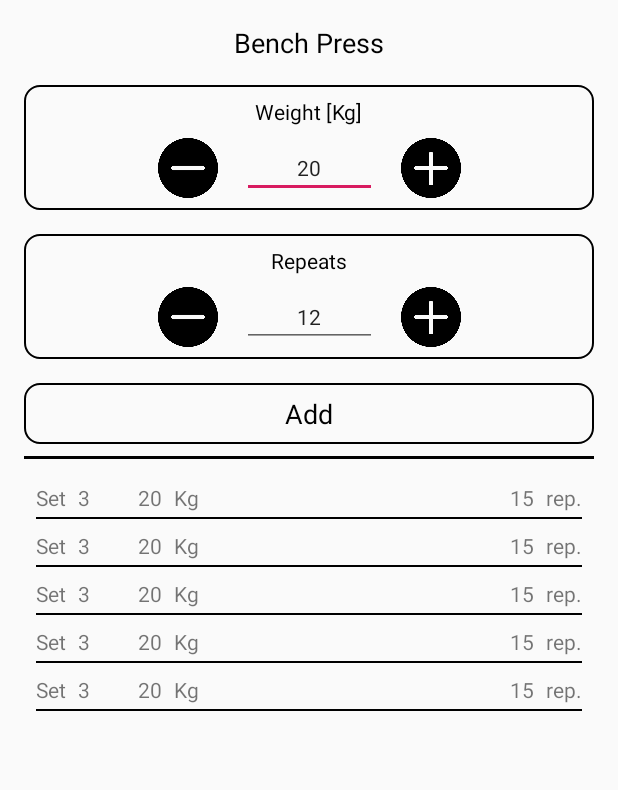
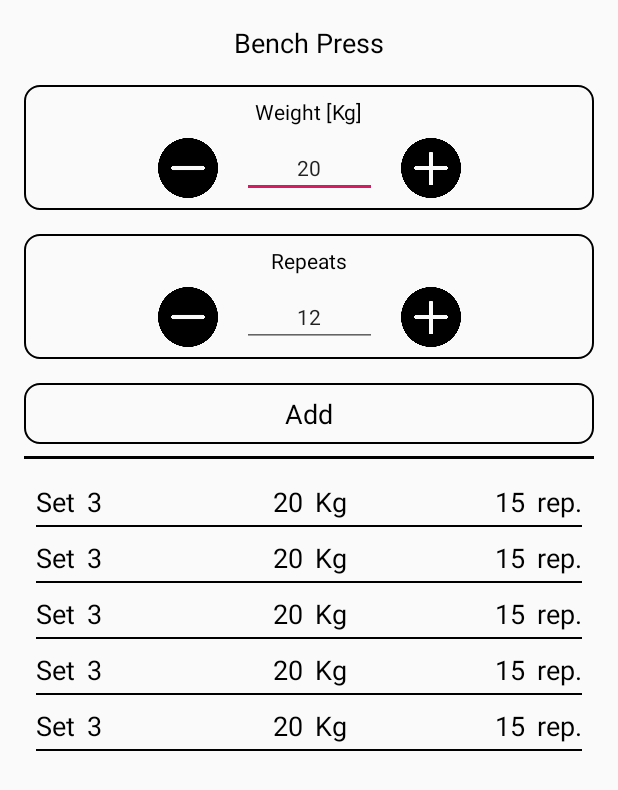
Before and after one commit to PsWang1991/Fitracker, an Android app: the layout fragment_workout_record.xml on its own in the app's theme, with its tools: preview values and no code run, on a phone screen of 412 x 824 dp. Shown: the top 790 px of the screen. Run offline under Robolectric (Android 15) with nearby library versions, the phone set to English and light mode, and no system bars.

Commit message:
Workout record (Plus and minus button, add button)
1. Implemented "update" and "delete" button.
2. Basic functions of workout record fragment were done.

```diff
--- a/app/src/main/res/layout/fragment_workout_record.xml
+++ b/app/src/main/res/layout/fragment_workout_record.xml
@@ -34,20 +34,22 @@
                 android:textSize="18sp"
                 android:textColor="@color/colorBlack"/>
         <TextView
+                android:id="@+id/btn_update_data"
                 android:layout_width="0dp"
                 android:layout_height="wrap_content"
-                android:id="@+id/btn_update_data" app:layout_constraintStart_toStartOf="parent"
+                app:layout_constraintStart_toStartOf="parent"
                 android:textSize="18sp" android:textColor="@color/colorBlack"
                 android:layout_marginTop="16dp" app:layout_constraintTop_toBottomOf="@+id/layout_repeats"
                 android:layout_marginStart="16dp" android:layout_marginEnd="8dp" android:text="@string/update"
                 android:paddingTop="8dp" android:paddingBottom="8dp" android:textAlignment="center"
                 android:background="@drawable/btn_text_border_black"
                 app:layout_constraintHorizontal_bias="0.0"
-                app:layout_constraintEnd_toStartOf="@+id/guideline_vertical" android:visibility="invisible"/>
+                app:layout_constraintEnd_toStartOf="@+id/guideline_vertical" android:visibility="invisible"
+                android:onClick="@{() -> viewModel.updateSelectedData()}"/>
         <TextView
+                android:id="@+id/btn_delete_data"
                 android:layout_width="0dp"
                 android:layout_height="wrap_content"
-                android:id="@+id/btn_delete_data"
                 android:textSize="18sp" android:textColor="@color/colorBlack"
                 android:text="@string/delete"
                 android:paddingTop="8dp" android:paddingBottom="8dp" android:textAlignment="center"
@@ -55,11 +57,13 @@
                 android:layout_marginStart="8dp" app:layout_constraintStart_toStartOf="@+id/guideline_vertical"
                 android:layout_marginEnd="16dp" app:layout_constraintEnd_toEndOf="parent"
                 app:layout_constraintTop_toTopOf="@+id/btn_update_data"
-                app:layout_constraintBottom_toBottomOf="@+id/btn_update_data" android:visibility="invisible"/>
+                app:layout_constraintBottom_toBottomOf="@+id/btn_update_data" android:visibility="invisible"
+                android:onClick="@{() -> viewModel.deleteSelectedData()}"/>
         <TextView
+                android:id="@+id/btn_add_data"
                 android:layout_width="0dp"
                 android:layout_height="wrap_content"
-                android:id="@+id/btn_add_data" app:layout_constraintStart_toStartOf="parent"
+                app:layout_constraintStart_toStartOf="parent"
                 app:layout_constraintEnd_toEndOf="parent"
                 android:textSize="18sp" android:textColor="@color/colorBlack"
                 android:layout_marginTop="16dp" app:layout_constraintTop_toBottomOf="@+id/layout_repeats"
--- a/app/src/main/res/layout/item_workout_record_sets.xml
+++ b/app/src/main/res/layout/item_workout_record_sets.xml
@@ -10,36 +10,50 @@
             android:layout_width="match_parent"
             android:layout_height="wrap_content">
 
+        <androidx.constraintlayout.widget.Guideline
+                android:id="@+id/guideline_vertical"
+                android:orientation="vertical"
+                android:layout_width="wrap_content"
+                android:layout_height="wrap_content"
+                app:layout_constraintGuide_percent="0.5"
+
+        />
         <TextView
                 android:text="@string/set"
                 android:layout_width="wrap_content"
                 android:layout_height="wrap_content"
                 android:id="@+id/title_set"
                 app:layout_constraintTop_toTopOf="parent" android:layout_marginTop="8dp"
-                app:layout_constraintStart_toStartOf="parent" android:layout_marginStart="24dp"/>
+                app:layout_constraintStart_toStartOf="parent" android:layout_marginStart="24dp"
+                android:textColor="@color/colorBlack" android:textSize="18sp"/>
         <TextView
                 android:layout_width="wrap_content"
                 android:layout_height="wrap_content"
                 android:id="@+id/num_set"
                 app:layout_constraintTop_toTopOf="@+id/title_set"
                 android:layout_marginStart="8dp" app:layout_constraintStart_toEndOf="@+id/title_set"
-                app:layout_constraintBottom_toBottomOf="@+id/title_set" tools:text="3"/>
+                app:layout_constraintBottom_toBottomOf="@+id/title_set" tools:text="3"
+                android:textColor="@color/colorBlack" android:textSize="18sp"/>
         <TextView
                 android:text="@{String.valueOf(set.liftWeight)}"
                 android:layout_width="wrap_content"
                 android:layout_height="wrap_content"
                 android:id="@+id/text_weight" tools:text="20"
-                app:layout_constraintTop_toTopOf="parent" android:layout_marginTop="8dp"
-                android:layout_marginStart="32dp" app:layout_constraintStart_toEndOf="@+id/num_set"/>
+                app:layout_constraintTop_toTopOf="@+id/title_set"
+                android:textColor="@color/colorBlack" android:layout_marginEnd="4dp"
+                app:layout_constraintEnd_toStartOf="@+id/guideline_vertical"
+                app:layout_constraintBottom_toBottomOf="@+id/title_set" android:textSize="18sp"/>
         <TextView
                 android:text="@string/kg"
                 android:layout_width="wrap_content"
                 android:layout_height="wrap_content"
                 android:id="@+id/unit_weight"
                 app:layout_constraintTop_toTopOf="@+id/text_weight"
-                android:layout_marginStart="8dp"
+                android:layout_marginStart="4dp"
                 app:layout_constraintBottom_toBottomOf="@+id/text_weight"
-                app:layout_constraintStart_toEndOf="@+id/text_weight"/>
+                android:textColor="@color/colorBlack"
+                app:layout_constraintVertical_bias="1.0"
+                app:layout_constraintStart_toStartOf="@+id/guideline_vertical" android:textSize="18sp"/>
         <TextView
                 android:text="@{String.valueOf(set.repeats)}"
                 android:layout_width="wrap_content"
@@ -47,7 +61,8 @@
                 android:id="@+id/text_rep" tools:text="15"
                 app:layout_constraintTop_toTopOf="@+id/text_weight"
                 android:layout_marginEnd="8dp" app:layout_constraintEnd_toStartOf="@+id/unit_rep"
-                app:layout_constraintBottom_toBottomOf="@+id/text_weight"/>
+                app:layout_constraintBottom_toBottomOf="@+id/text_weight" android:textColor="@color/colorBlack"
+                android:textSize="18sp"/>
         <TextView
                 android:text="@string/rep"
                 android:layout_width="wrap_content"
@@ -56,7 +71,7 @@
                 app:layout_constraintTop_toTopOf="@+id/text_weight"
                 app:layout_constraintBottom_toBottomOf="@+id/text_weight"
                 app:layout_constraintVertical_bias="0.0" app:layout_constraintEnd_toEndOf="parent"
-                android:layout_marginEnd="24dp"/>
+                android:layout_marginEnd="24dp" android:textColor="@color/colorBlack" android:textSize="18sp"/>
         <ImageView
                 android:layout_width="0dp"
                 android:layout_height="1dp" app:srcCompat="@color/colorBlack"
```
Also changed, not shown: app/src/main/java/com/pinhsiang/fitracker/workout/record/RecordSetRVAdapter.kt (+38 -2 lines), app/src/main/java/com/pinhsiang/fitracker/workout/record/WorkoutRecordFragment.kt (+25 -2 lines), app/src/main/java/com/pinhsiang/fitracker/workout/record/WorkoutRecordViewModel.kt (+33 -5 lines).
